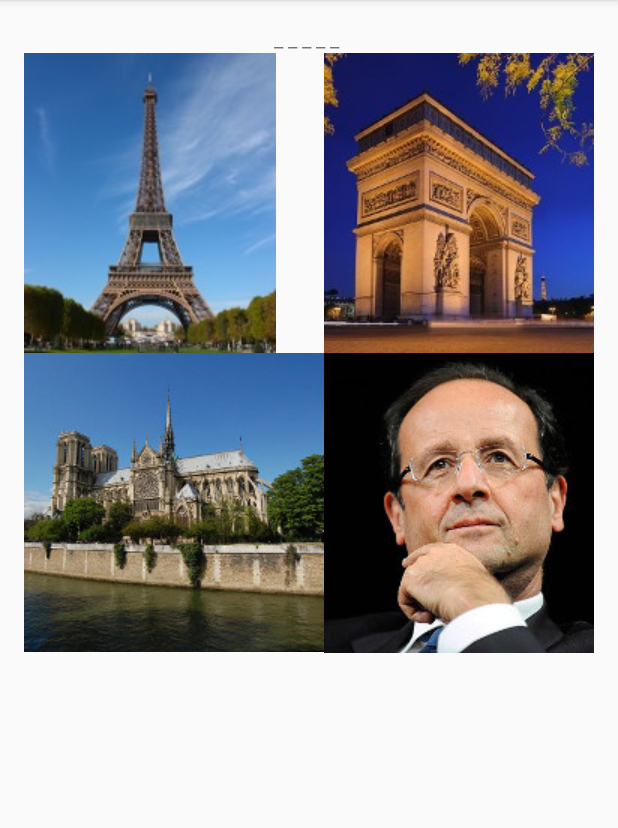
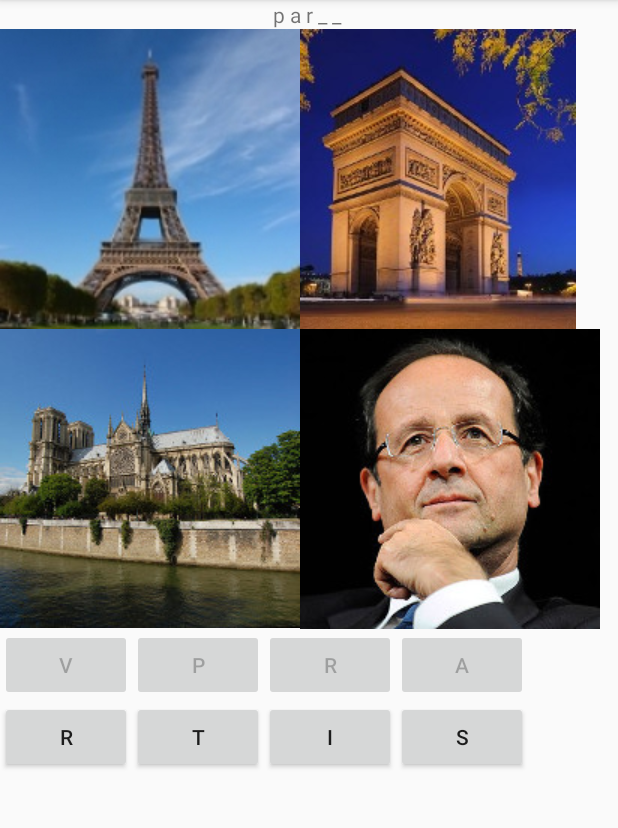
Before and after one commit to KyleHodgetts/FourPicturesOneWord, an Android app: the screen it shows after launch (MainActivity), in the options menu, after a tap on "Settings", on a phone screen of 412 x 824 dp, the part 84-912 px from its top. Run offline under Robolectric (Android 15) with nearby library versions, the phone set to English and light mode, and no system bars.

Commit message:
Buttons now work and round complete notification implemented

```diff
--- a/app/src/main/java/main/fourpicturesoneword/MainActivity.java
+++ b/app/src/main/java/main/fourpicturesoneword/MainActivity.java
@@ -1,61 +1,127 @@
 package main.fourpicturesoneword;
 
-import android.graphics.Bitmap;
-import android.graphics.BitmapFactory;
-import android.graphics.drawable.Drawable;
+import android.app.AlertDialog;
+import android.content.DialogInterface;
+import android.content.res.AssetFileDescriptor;
+import android.media.MediaPlayer;
 import android.support.v7.app.ActionBarActivity;
 import android.os.Bundle;
 import android.view.Menu;
 import android.view.MenuItem;
+import android.view.View;
+import android.widget.Button;
 import android.widget.GridLayout;
 import android.widget.TextView;
 import android.widget.ImageView;
 
-import java.io.BufferedReader;
 import java.io.IOException;
-import java.io.InputStream;
-import java.io.InputStreamReader;
-import java.net.URL;
-import java.util.ArrayList;
 
 import model.FourPictures;
 
 
-public class MainActivity extends ActionBarActivity {
+public class MainActivity extends ActionBarActivity implements View.OnClickListener {
 
     private FourPictures game;
     private String[] links = {"Paris1.jpg","Paris2.jpg","Paris3.jpg","Paris4.jpg"};
 
     private TextView answerRevealed;
-    private GridLayout pictureGrid;
     private ImageView image_1;
     private ImageView image_2;
     private ImageView image_3;
     private ImageView image_4;
+
+    private GridLayout imageGrid;
+    private GridLayout buttonGrid;
+    private Button[] buttons;
 
     @Override
     protected void onCreate(Bundle savedInstanceState) {
         super.onCreate(savedInstanceState);
         setContentView(R.layout.activity_main);
 
+        imageGrid = (GridLayout) findViewById(R.id.image_grid);
+        imageGrid.setUseDefaultMargins(false);
+        imageGrid.setAlignmentMode(GridLayout.ALIGN_BOUNDS);
+        imageGrid.setRowOrderPreserved(false);
+
         answerRevealed = (TextView) findViewById(R.id.revealed_answer);
-        pictureGrid = (GridLayout) findViewById(R.id.image_grid);
         image_1 = (ImageView) findViewById(R.id.img_1);
         image_2 = (ImageView) findViewById(R.id.img_2);
         image_3 = (ImageView) findViewById(R.id.img_3);
         image_4 = (ImageView) findViewById(R.id.img_4);
 
-        game = new FourPictures(links, "paris", "prartis");
+        game = new FourPictures(links, "paris", "vprartis");
         answerRevealed.setText((CharSequence) game.toString());
 
+        /* Set images for game round */
         image_1.setBackgroundResource(R.drawable.paris1);
         image_2.setBackgroundResource(R.drawable.paris2);
         image_3.setBackgroundResource(R.drawable.paris3);
         image_4.setBackgroundResource(R.drawable.paris4);
 
+        /* Generate Buttons containing letter selection */
+        buttonGrid = (GridLayout) findViewById(R.id.button_grid);
+        buttons = new Button[8];
+        generateButtons();
     }
 
+    private void generateButtons(){
+        for(int i = 0; i < buttons.length; i += 1){
+            buttons[i] = new Button(MainActivity.this);
+            buttons[i].setOnClickListener(this);
+            buttons[i].setText(game.getSelection().toCharArray(), i, 1);
+            buttonGrid.addView(buttons[i]);
+        }
+    }
 
+    @Override
+    public void onClick(View v) {
+        Button b = (Button) v;
+        b.setEnabled(false);
+        char text = b.getText().toString().toCharArray()[0];
+        for(int i = 0; i < game.getAnswer().length(); i++){
+            if(text == game.getAnswer().toCharArray()[i]){
+                game.setRevealed(game.getAnswer().charAt(i), 2*i);
+            }
+        }
+        answerRevealed.setText((CharSequence)game.toString());
+        if (game.isGuessed()) {
+            gameWon();
+        }
+    }
+
+    private void gameWon(){
+        //Disable all active buttons
+        for(Button button : buttons){
+            button.setEnabled(false);
+        }
+
+        //Set alert message to show when round is complete
+        new AlertDialog.Builder(this)
+                .setTitle(R.string.alert_title)
+                .setMessage(R.string.alert_message)
+                .setPositiveButton(android.R.string.ok, new DialogInterface.OnClickListener() {
+                    public void onClick(DialogInterface dialog, int which) {
+                        //Close
+                    }
+                })
+                .setIcon(android.R.drawable.ic_dialog_info)
+                .show();
+
+        //Notification sound to accompany alert
+        AssetFileDescriptor afd = null;
+        try {
+            afd = getAssets().openFd("round-complete.mp3");
+            MediaPlayer player = new MediaPlayer();
+            player.setDataSource(afd.getFileDescriptor(),afd.getStartOffset(),afd.getLength());
+            player.prepare();
+            player.start();
+        } catch (IOException e) {
+            e.printStackTrace();
+        }
+    }
+
+    /* Menu Methods */
     @Override
     public boolean onCreateOptionsMenu(Menu menu) {
         // Inflate the menu; this adds items to the action bar if it is present.
--- a/app/src/main/res/layout/activity_main.xml
+++ b/app/src/main/res/layout/activity_main.xml
@@ -1,24 +1,22 @@
 <RelativeLayout xmlns:android="http://schemas.android.com/apk/res/android"
-    xmlns:tools="http://schemas.android.com/tools" android:layout_width="match_parent"
-    android:layout_height="match_parent" android:paddingLeft="@dimen/activity_horizontal_margin"
-    android:paddingRight="@dimen/activity_horizontal_margin"
-    android:paddingTop="@dimen/activity_vertical_margin"
-    android:paddingBottom="@dimen/activity_vertical_margin" tools:context=".MainActivity">
+    xmlns:tools="http://schemas.android.com/tools"
+    android:layout_width="match_parent"
+    android:layout_height="match_parent"
+    tools:context=".MainActivity">
 
     <LinearLayout
         android:id="@+id/main_layout_linear"
         android:orientation="vertical"
         android:layout_width="fill_parent"
         android:layout_height="fill_parent"
-        android:layout_centerVertical="true"
-        android:layout_centerHorizontal="true">
+        android:layout_alignParentTop="true"
+        android:layout_alignParentStart="true">
 
         <TextView
             android:id="@+id/revealed_answer"
             android:layout_width="fill_parent"
             android:layout_height="wrap_content"
-            android:gravity="center"
-            android:text="@string/test_text"/>
+            android:gravity="center"/>
 
         <GridLayout
             android:id="@+id/image_grid"
@@ -29,17 +27,34 @@
 
             <ImageView
                 android:id="@+id/img_1"
+                android:layout_margin="0dp"
+                android:padding="0dp"
                 />
             <ImageView
                 android:id="@+id/img_2"
+                android:layout_margin="0dp"
+                android:padding="0dp"
                 />
             <ImageView
                 android:id="@+id/img_3"
+                android:layout_margin="0dp"
+                android:padding="0dp"
                 />
             <ImageView
                 android:id="@+id/img_4"
+                android:layout_margin="0dp"
+                android:padding="0dp"
                 />
         </GridLayout>
+        <GridLayout
+            android:id="@+id/button_grid"
+            android:layout_width="match_parent"
+            android:layout_height="wrap_content"
+            android:rowCount="2"
+            android:columnCount="4">
+
+        </GridLayout>
+
 
     </LinearLayout>
 </RelativeLayout>
--- a/app/src/main/res/values/strings.xml
+++ b/app/src/main/res/values/strings.xml
@@ -4,5 +4,6 @@
     <string name="hello_world">Hello world!</string>
     <string name="action_settings">Settings</string>
     <string name="game_image">Game Image</string>
-    <string name="test_text">Test Text</string>
+    <string name="alert_title">Round Won!</string>
+    <string name="alert_message">Congratulations, you won this round!</string>
 </resources>
```
Also changed, not shown: app/src/main/res/drawable/paris1.jpg, 1 other file.
